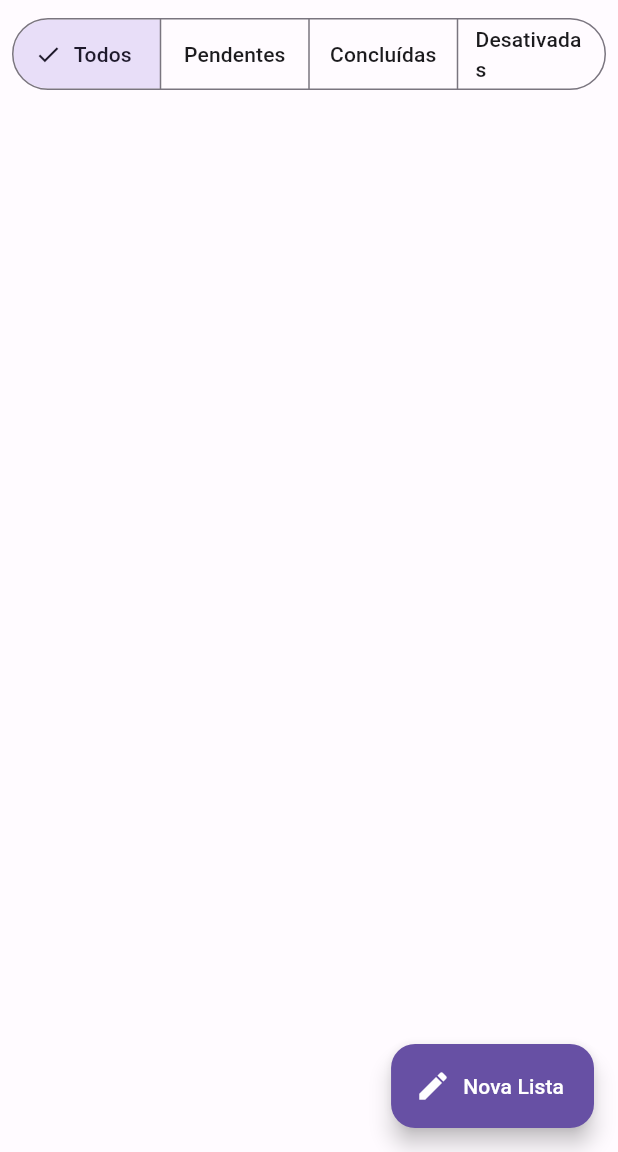
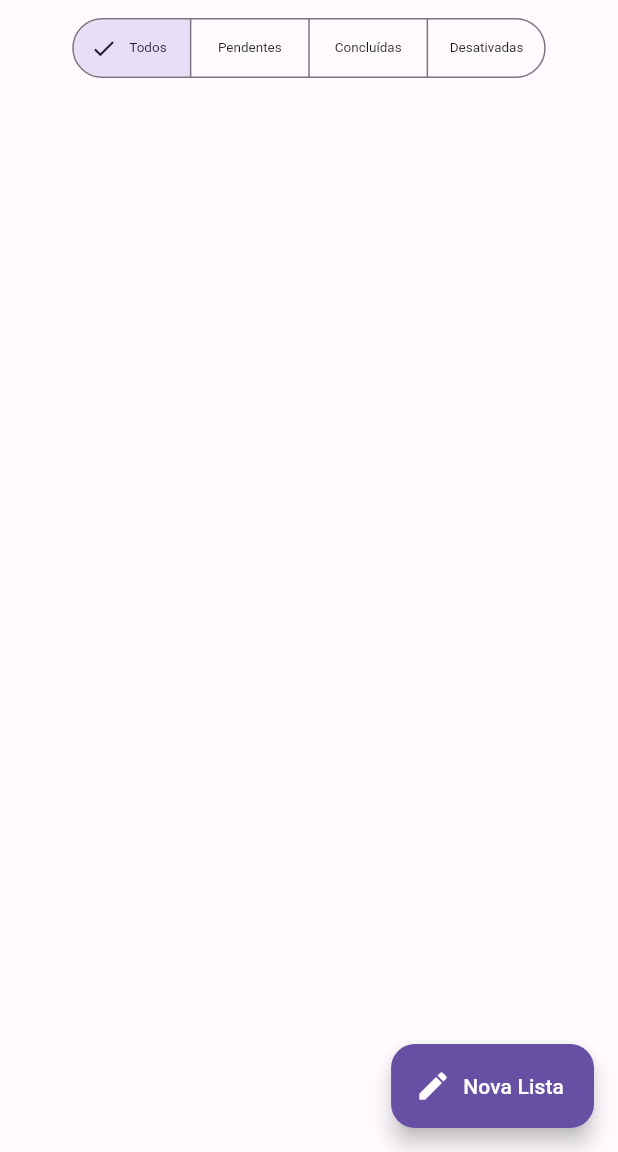
Before and after one commit to paulocf92/flutter-semana-fullstack, a Flutter app: the screen it shows after launch, on a phone screen of 412 x 824 dp, the part 84-1236 px from its top. Run offline on Flutter 3.47's test engine with Material 2 defaults, Android fonts, the phone set to English and light mode, and no system bars.

Commit message:
chore: add text style to segmented buttons theme

```diff
--- a/app/lib/src/home/home_page.dart
+++ b/app/lib/src/home/home_page.dart
@@ -21,7 +21,8 @@ class _HomePageState extends State<HomePage> {
           ),
         ],
       ),
-      body: Column(
+      body: Center(
+        child: Column(
           children: [
             Padding(
               padding: const EdgeInsets.all(8),
@@ -50,6 +51,7 @@ class _HomePageState extends State<HomePage> {
             ),
           ],
         ),
+      ),
       floatingActionButton: FloatingActionButton.extended(
         icon: const Icon(Icons.edit),
         label: const Text('Nova Lista'),
--- a/app/lib/src/shared/themes/themes.dart
+++ b/app/lib/src/shared/themes/themes.dart
@@ -12,6 +12,13 @@ ThemeData get lightTheme => ThemeData(
       floatingActionButtonTheme: FloatingActionButtonThemeData(
         backgroundColor: _lightColorScheme.primary,
         foregroundColor: _lightColorScheme.onPrimary,
+      ),
+      segmentedButtonTheme: SegmentedButtonThemeData(
+        style: ButtonStyle(
+          textStyle: MaterialStateProperty.resolveWith<TextStyle>((states) {
+            return TextStyle(fontSize: 9);
+          }),
+        ),
       ),
     );
 
```
Lines whose indentation alone changed are shown as unchanged.
